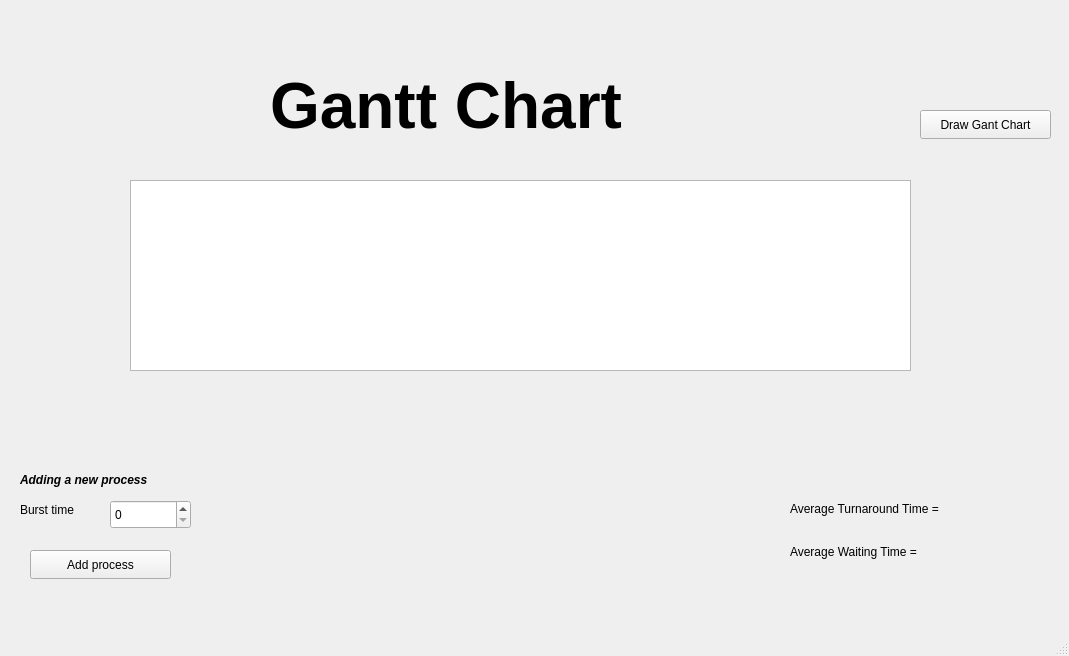
michealshohda/CPU-Schedulers, file GUI/mainwindow.ui: the form before one commit.
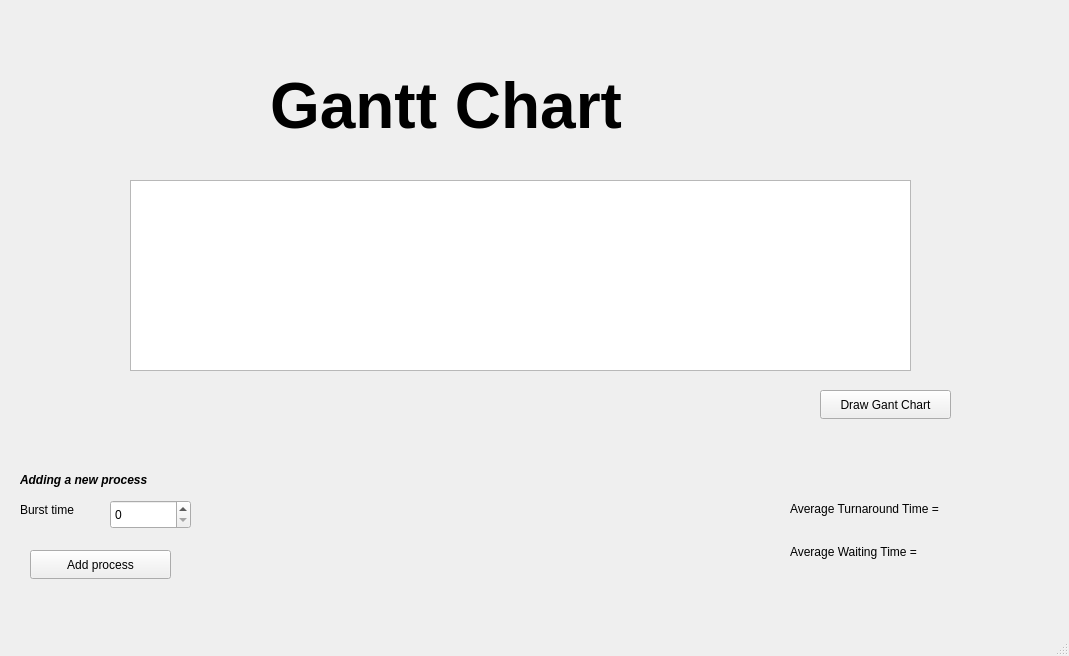
The form after the commit.

The edit to the form file:
```diff
--- a/GUI/mainwindow.ui
+++ b/GUI/mainwindow.ui
@@ -17,8 +17,8 @@
    <widget class="QPushButton" name="pushButton">
     <property name="geometry">
      <rect>
-      <x>920</x>
-      <y>110</y>
+      <x>820</x>
+      <y>390</y>
       <width>131</width>
       <height>29</height>
      </rect>
```
